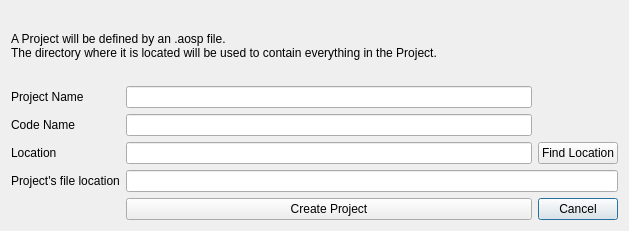
This is tools/aosdesigner/view/ui/NewProjectDialog.ui in invy/mjklaim-freewindows as Qt 5 draws it before an edit. The edited form follows.
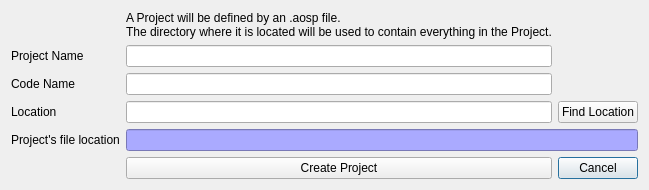
This is the edited form.

Commit message: AOSD : Project creation dialog is done for now.

Diff of the .ui file:
```diff
--- a/tools/aosdesigner/view/ui/NewProjectDialog.ui
+++ b/tools/aosdesigner/view/ui/NewProjectDialog.ui
@@ -7,29 +7,21 @@
     <x>0</x>
     <y>0</y>
     <width>629</width>
-    <height>231</height>
+    <height>190</height>
    </rect>
   </property>
   <property name="windowTitle">
    <string>New AOS Designer Project</string>
   </property>
   <layout class="QGridLayout" name="gridLayout">
-   <item row="0" column="0" colspan="2">
-    <widget class="QLabel" name="label_4">
-     <property name="text">
-      <string>A Project will be defined by an .aosp file.
-The directory where it is located will be used to contain everything in the Project.</string>
-     </property>
-    </widget>
-   </item>
-   <item row="1" column="0">
+   <item row="2" column="0">
     <widget class="QLabel" name="label">
      <property name="text">
       <string>Project Name</string>
      </property>
     </widget>
    </item>
-   <item row="1" column="1">
+   <item row="2" column="1">
     <widget class="QLineEdit" name="edit_project_name">
      <property name="toolTip">
       <string>&lt;!DOCTYPE HTML PUBLIC &quot;-//W3C//DTD HTML 4.0//EN&quot; &quot;http://www.w3.org/TR/REC-html40/strict.dtd&quot;&gt;
@@ -40,14 +32,14 @@
      </property>
     </widget>
    </item>
-   <item row="2" column="0">
+   <item row="3" column="0">
     <widget class="QLabel" name="label_2">
      <property name="text">
       <string>Code Name</string>
      </property>
     </widget>
    </item>
-   <item row="2" column="1">
+   <item row="3" column="1">
     <widget class="QLineEdit" name="edit_codename">
      <property name="toolTip">
       <string>&lt;!DOCTYPE HTML PUBLIC &quot;-//W3C//DTD HTML 4.0//EN&quot; &quot;http://www.w3.org/TR/REC-html40/strict.dtd&quot;&gt;
@@ -64,35 +56,21 @@
      </property>
     </widget>
    </item>
-   <item row="3" column="0">
+   <item row="4" column="0">
     <widget class="QLabel" name="label_3">
      <property name="text">
       <string>Location</string>
      </property>
     </widget>
    </item>
-   <item row="3" column="1">
-    <widget class="QLineEdit" name="edit_dir_location">
-     <property name="toolTip">
-      <string>Address of the directory where this project will be located.</string>
-     </property>
-    </widget>
-   </item>
-   <item row="3" column="2">
-    <widget class="QPushButton" name="button_find_location">
-     <property name="text">
-      <string>Find Location</string>
-     </property>
-    </widget>
-   </item>
-   <item row="4" column="0">
+   <item row="6" column="0">
     <widget class="QLabel" name="label_5">
      <property name="text">
       <string>Project's file location</string>
      </property>
     </widget>
    </item>
-   <item row="4" column="1" colspan="2">
+   <item row="6" column="1" colspan="2">
     <widget class="QLineEdit" name="edit_project_file_location">
      <property name="enabled">
       <bool>true</bool>
@@ -100,12 +78,22 @@
      <property name="toolTip">
       <string>Path of the project's file that will be created.</string>
      </property>
+     <property name="autoFillBackground">
+      <bool>false</bool>
+     </property>
+     <property name="styleSheet">
+      <string notr="true">background-color: rgb(170, 170, 255);
+</string>
+     </property>
+     <property name="text">
+      <string/>
+     </property>
      <property name="readOnly">
       <bool>true</bool>
      </property>
     </widget>
    </item>
-   <item row="5" column="1">
+   <item row="7" column="1">
     <widget class="QPushButton" name="button_create">
      <property name="text">
       <string>Create Project</string>
@@ -115,7 +103,7 @@
      </property>
     </widget>
    </item>
-   <item row="5" column="2">
+   <item row="7" column="2">
     <widget class="QPushButton" name="button_cancel">
      <property name="text">
       <string>Cancel</string>
@@ -128,6 +116,28 @@
      </property>
     </widget>
    </item>
+   <item row="4" column="1">
+    <widget class="QLineEdit" name="edit_dir_location">
+     <property name="toolTip">
+      <string>Address of the directory where this project will be located.</string>
+     </property>
+    </widget>
+   </item>
+   <item row="4" column="2">
+    <widget class="QPushButton" name="button_find_location">
+     <property name="text">
+      <string>Find Location</string>
+     </property>
+    </widget>
+   </item>
+   <item row="1" column="1">
+    <widget class="QLabel" name="label_4">
+     <property name="text">
+      <string>A Project will be defined by an .aosp file.
+The directory where it is located will be used to contain everything in the Project.</string>
+     </property>
+    </widget>
+   </item>
   </layout>
  </widget>
  <tabstops>
```
Left out of the diff: 2 changed lines with no effect on the pictures. The commit also changes 2 other files.
